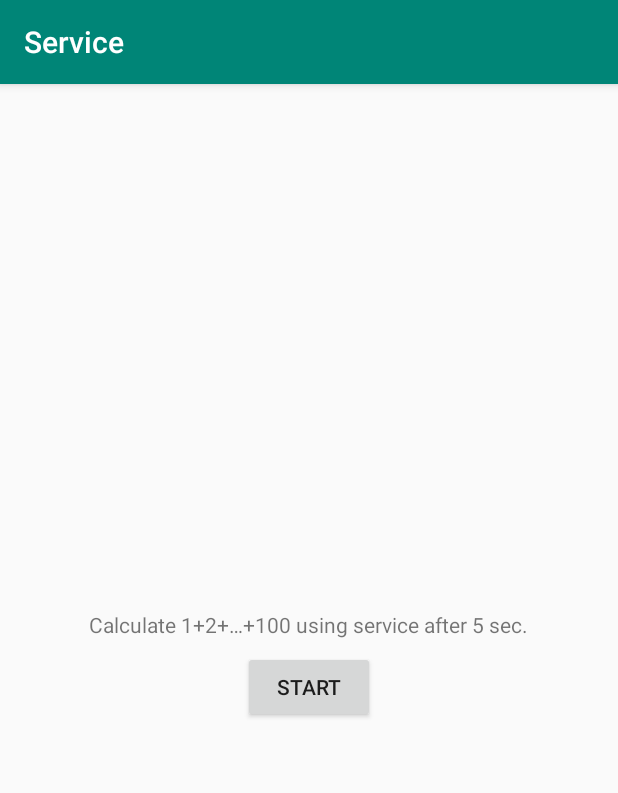
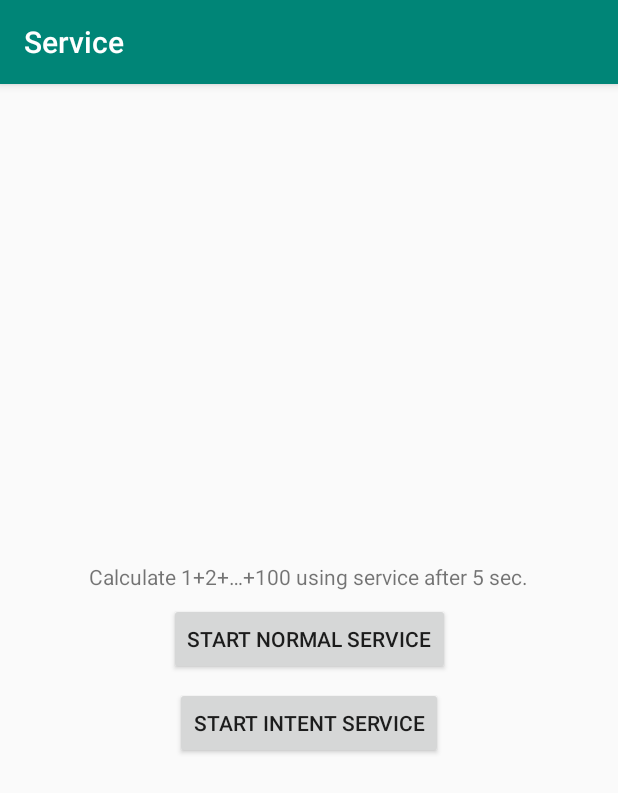
Before and after one commit to the1812/Android-Demos, an Android app: the ServicesActivity screen opened directly, with no data from a screen before it, on a phone screen of 412 x 824 dp. Shown: the top 793 px of the screen. Run offline under Robolectric (Android 15) with nearby library versions, the phone set to English and light mode, and no system bars.

Commit message:
Add demo intent service.

```diff
--- a/app/src/main/AndroidManifest.xml
+++ b/app/src/main/AndroidManifest.xml
@@ -95,7 +95,10 @@
       android:name=".services.DemoService"
       android:enabled="true"
       android:exported="true" />
-
+    <service
+      android:name=".services.DemoIntentService"
+      android:enabled="true"
+      android:exported="true" />
     <activity
       android:name=".services.ServicesActivity"
       android:label="@string/service"/>
--- a/app/src/main/res/layout/activity_services.xml
+++ b/app/src/main/res/layout/activity_services.xml
@@ -35,10 +35,24 @@
       android:layout_width="wrap_content"
       android:layout_height="wrap_content"
       android:layout_marginTop="8dp"
-      android:text="@string/start"
+      android:text="@string/start_normal_service"
       app:layout_constraintEnd_toEndOf="parent"
       app:layout_constraintStart_toStartOf="parent"
       app:layout_constraintTop_toBottomOf="@+id/textView" />
+
+    <Button
+      android:id="@+id/buttonStartIntent"
+      android:layout_width="wrap_content"
+      android:layout_height="wrap_content"
+      android:layout_marginStart="8dp"
+      android:layout_marginTop="8dp"
+      android:layout_marginEnd="8dp"
+      android:layout_marginBottom="8dp"
+      android:text="@string/start_intent_service"
+      app:layout_constraintBottom_toBottomOf="parent"
+      app:layout_constraintEnd_toEndOf="parent"
+      app:layout_constraintStart_toStartOf="parent"
+      app:layout_constraintTop_toBottomOf="@+id/buttonStart" />
   </android.support.constraint.ConstraintLayout>
 
 </android.support.constraint.ConstraintLayout>
--- a/app/src/main/res/values/strings.xml
+++ b/app/src/main/res/values/strings.xml
@@ -47,4 +47,6 @@
   <string name="start">Start</string>
   <string name="service">Service</string>
   <string name="service_hint">Calculate 1+2+…+100 using service after 5 sec.</string>
+  <string name="start_normal_service">Start normal service</string>
+  <string name="start_intent_service">Start intent service</string>
 </resources>
```
Also changed, not shown: app/src/main/java/com/helloworld/androiddemo/services/DemoIntentService.kt (added, +30 -0 lines), app/src/main/java/com/helloworld/androiddemo/services/ServicesActivity.kt (+9 -0 lines).
